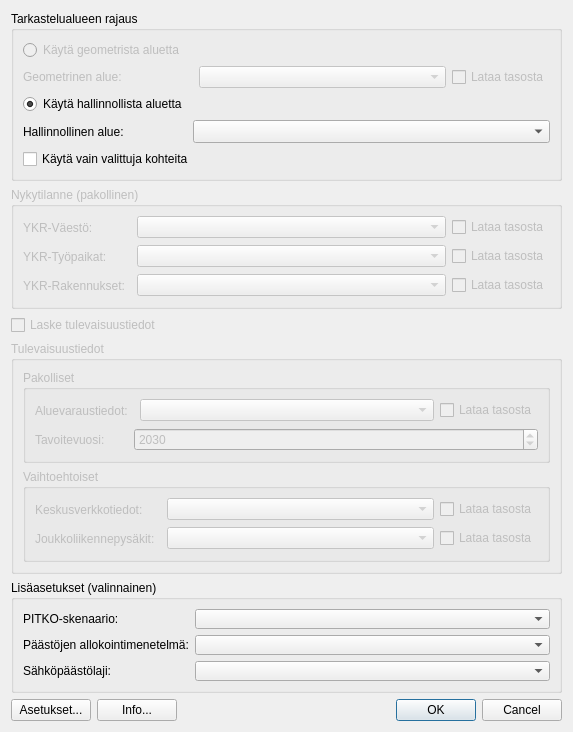
Above: ui/ykr_tool_main.ui from ernoma/assesclimateimpact before the change. Below: the same form after it.
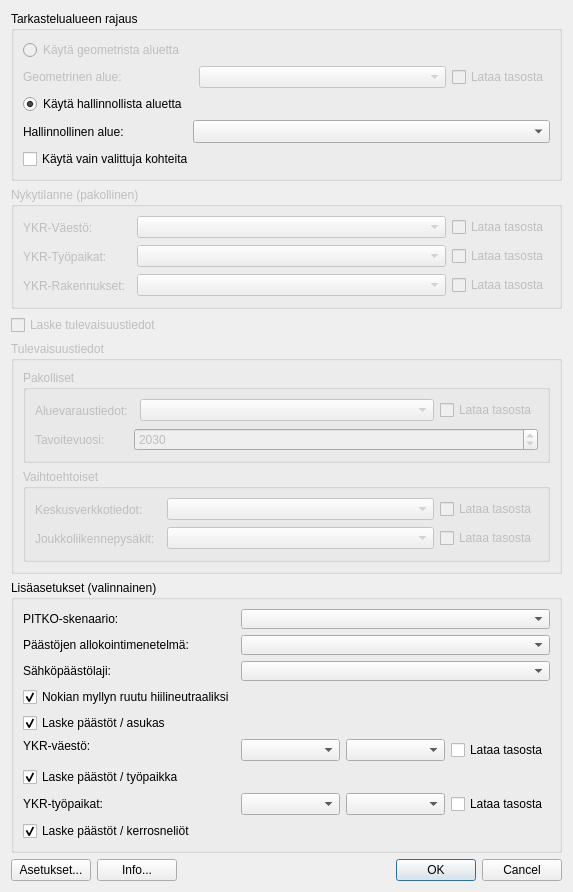
That is the form after the change. Custom widgets are drawn as their Qt base class.

Commit message: Modify CO2 emissions total to 0 for the Nokian mylly and Calculate relative emissions for population, jobs and floor space squares in the YKR squares

```diff
--- a/ui/ykr_tool_main.ui
+++ b/ui/ykr_tool_main.ui
@@ -7,7 +7,7 @@
     <x>0</x>
     <y>0</y>
     <width>573</width>
-    <height>720</height>
+    <height>849</height>
    </rect>
   </property>
   <property name="windowTitle">
@@ -585,13 +585,6 @@
             </property>
            </widget>
           </item>
-          <item row="1" column="0">
-           <widget class="QLabel" name="label_6">
-            <property name="text">
-             <string>Päästöjen allokointimenetelmä:</string>
-            </property>
-           </widget>
-          </item>
           <item row="0" column="1">
            <widget class="QComboBox" name="pitkoScenario">
             <property name="minimumSize">
@@ -605,6 +598,13 @@
             </property>
            </widget>
           </item>
+          <item row="1" column="0">
+           <widget class="QLabel" name="label_6">
+            <property name="text">
+             <string>Päästöjen allokointimenetelmä:</string>
+            </property>
+           </widget>
+          </item>
           <item row="1" column="1">
            <widget class="QComboBox" name="emissionsAllocation">
             <property name="minimumSize">
@@ -618,19 +618,6 @@
             </property>
            </widget>
           </item>
-          <item row="2" column="1">
-           <widget class="QComboBox" name="elecEmissionType">
-            <property name="minimumSize">
-             <size>
-              <width>180</width>
-              <height>20</height>
-             </size>
-            </property>
-            <property name="toolTip">
-             <string>Valitse sähköpäästölaji, Oletus: hankinta</string>
-            </property>
-           </widget>
-          </item>
           <item row="2" column="0">
            <widget class="QLabel" name="label_12">
             <property name="text">
@@ -638,6 +625,118 @@
             </property>
            </widget>
           </item>
+          <item row="2" column="1">
+           <widget class="QComboBox" name="elecEmissionType">
+            <property name="minimumSize">
+             <size>
+              <width>180</width>
+              <height>20</height>
+             </size>
+            </property>
+            <property name="toolTip">
+             <string>Valitse sähköpäästölaji, Oletus: hankinta</string>
+            </property>
+           </widget>
+          </item>
+          <item row="3" column="0">
+           <widget class="QCheckBox" name="checkBoxNokianMyllyCO2Zeroed">
+            <property name="text">
+             <string>Nokian myllyn ruutu hiilineutraaliksi</string>
+            </property>
+            <property name="checked">
+             <bool>true</bool>
+            </property>
+           </widget>
+          </item>
+          <item row="4" column="0">
+           <widget class="QCheckBox" name="checkBoxCalculateEmissionsPerPerson">
+            <property name="text">
+             <string>Laske päästöt / asukas</string>
+            </property>
+            <property name="checked">
+             <bool>true</bool>
+            </property>
+           </widget>
+          </item>
+          <item row="5" column="0">
+           <layout class="QFormLayout" name="formLayout_6">
+            <item row="0" column="0">
+             <widget class="QLabel" name="label">
+              <property name="text">
+               <string>YKR-väestö:</string>
+              </property>
+             </widget>
+            </item>
+           </layout>
+          </item>
+          <item row="5" column="1">
+           <layout class="QHBoxLayout" name="horizontalLayout_2">
+            <item>
+             <widget class="QComboBox" name="comboBoxYkrPop"/>
+            </item>
+            <item>
+             <widget class="QgsMapLayerComboBox" name="mMapLayerComboBox">
+              <property name="sizePolicy">
+               <sizepolicy hsizetype="Preferred" vsizetype="Fixed">
+                <horstretch>0</horstretch>
+                <verstretch>0</verstretch>
+               </sizepolicy>
+              </property>
+             </widget>
+            </item>
+            <item>
+             <widget class="QCheckBox" name="checkBox">
+              <property name="text">
+               <string>Lataa tasosta</string>
+              </property>
+             </widget>
+            </item>
+           </layout>
+          </item>
+          <item row="6" column="0">
+           <widget class="QCheckBox" name="checkBoxCalculateEmissionsPerJob">
+            <property name="text">
+             <string>Laske päästöt / työpaikka</string>
+            </property>
+            <property name="checked">
+             <bool>true</bool>
+            </property>
+           </widget>
+          </item>
+          <item row="7" column="0">
+           <widget class="QLabel" name="label_2">
+            <property name="text">
+             <string>YKR-työpaikat:</string>
+            </property>
+           </widget>
+          </item>
+          <item row="7" column="1">
+           <layout class="QHBoxLayout" name="horizontalLayout_3">
+            <item>
+             <widget class="QComboBox" name="comboBoxYkrJob"/>
+            </item>
+            <item>
+             <widget class="QgsMapLayerComboBox" name="mMapLayerComboBox_2"/>
+            </item>
+            <item>
+             <widget class="QCheckBox" name="checkBox_2">
+              <property name="text">
+               <string>Lataa tasosta</string>
+              </property>
+             </widget>
+            </item>
+           </layout>
+          </item>
+          <item row="8" column="0">
+           <widget class="QCheckBox" name="checkBoxCalculateEmissionsPerFloorSpaceSquares">
+            <property name="text">
+             <string>Laske päästöt / kerrosneliöt</string>
+            </property>
+            <property name="checked">
+             <bool>true</bool>
+            </property>
+           </widget>
+          </item>
          </layout>
         </item>
        </layout>
```
The commit also changes 3 other files.
